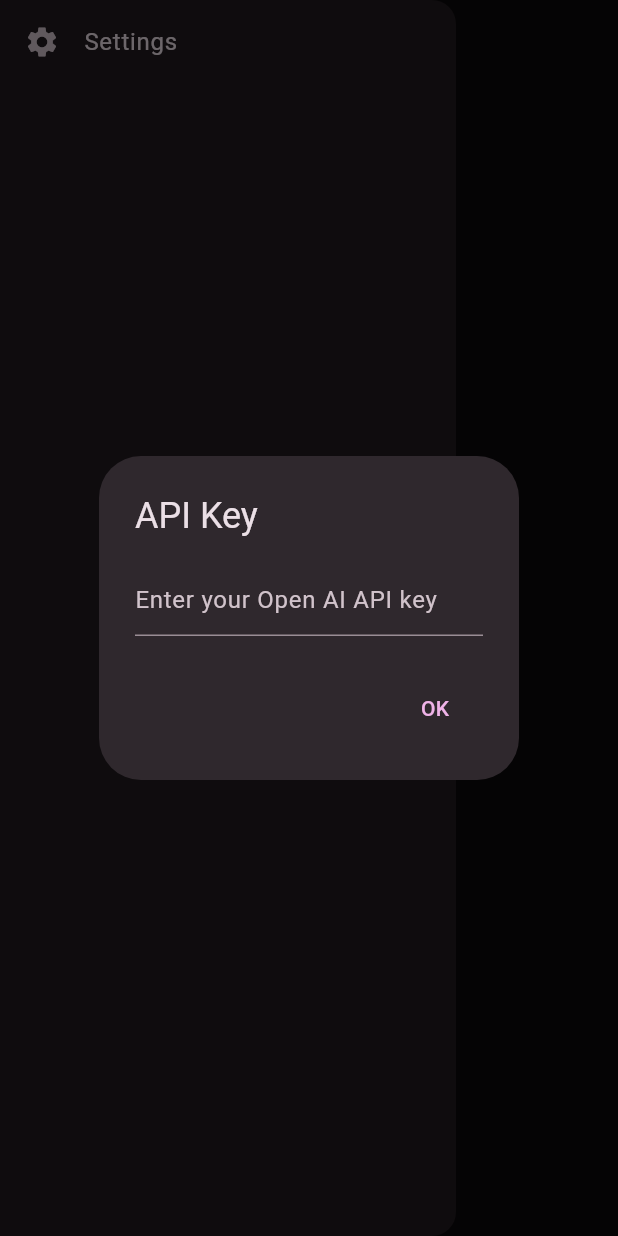
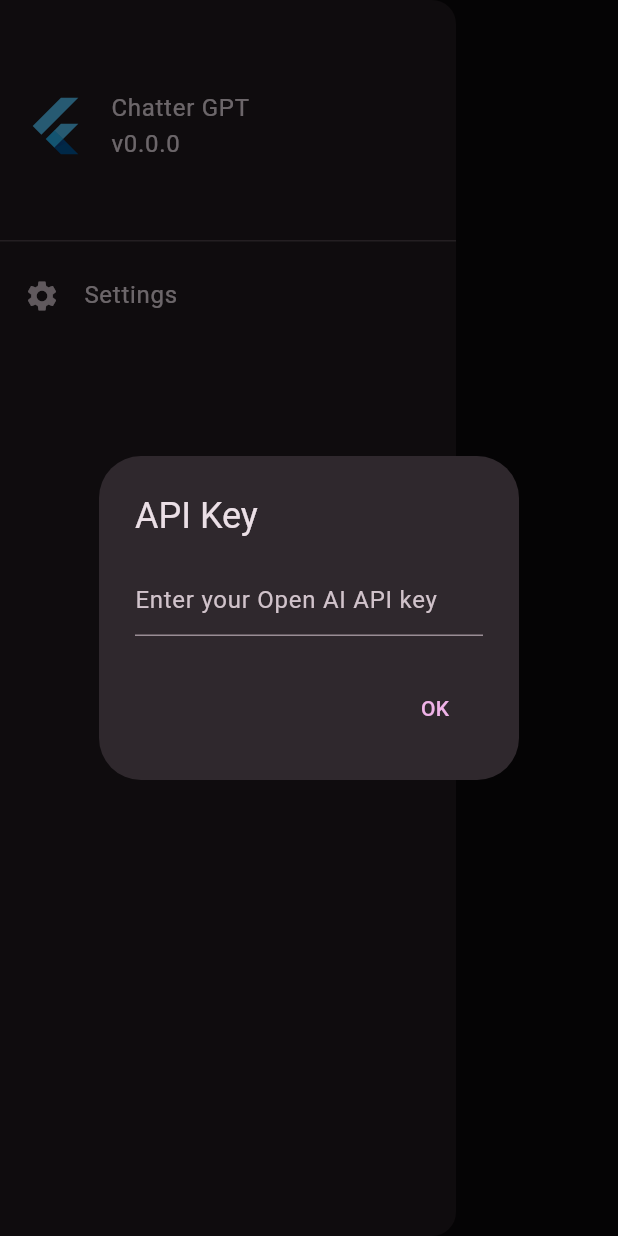
Before and after one commit to riku1227/chatter-gpt, a Flutter app: the screen it shows after launch, with the side drawer open, on a phone screen of 412 x 824 dp. Run offline on Flutter 3.47's test engine with Material 2 defaults, Android fonts, the phone set to English and light mode, and no system bars; our stand-ins replace flutter_riverpod, freezed_annotation, shared_preferences; missing offline and left inert: cryptography, dart_openai, markdown_widget.

Commit message:
feat(ui): add header to navigation drawer in portrait mode

```diff
--- a/lib/components/drawer_list.dart
+++ b/lib/components/drawer_list.dart
@@ -4,7 +4,11 @@
 import 'package:flutter_riverpod/flutter_riverpod.dart';
 
 class DrawerList extends ConsumerWidget {
-  const DrawerList({Key? key}) : super(key: key);
+  const DrawerList({Key? key, this.isHeader = false}) : super(key: key);
+
+  /// Drawer Headerを表示するかどうか
+  /// 横画面レイアウトの時にヘッダーは要らないが、縦画面レイアウトのときは欲しいので
+  final bool isHeader;
 
   @override
   Widget build(BuildContext context, WidgetRef ref) {
@@ -12,6 +16,30 @@
 
     return ListView(
       children: [
+        isHeader
+            ? DrawerHeader(
+                child: Row(
+                  crossAxisAlignment: CrossAxisAlignment.center,
+                  children: [
+                    const SizedBox(
+                      width: 42,
+                      height: 42,
+                      child: FlutterLogo(),
+                    ),
+                    const SizedBox(width: 16),
+                    Column(
+                      mainAxisAlignment: MainAxisAlignment.center,
+                      crossAxisAlignment: CrossAxisAlignment.start,
+                      children: const [
+                        Text("Chatter GPT"),
+                        Text("v0.0.0"),
+                      ],
+                    ),
+                  ],
+                ),
+              )
+            : const Divider(),
+
         /// 設定ページ
         ListTile(
           leading: const Icon(Icons.settings),
--- a/lib/page/main_page.dart
+++ b/lib/page/main_page.dart
@@ -75,7 +75,9 @@
           ),
           drawer: constraints.maxWidth < 600
               ? const Drawer(
-                  child: DrawerList(),
+                  child: DrawerList(
+                    isHeader: true,
+                  ),
                 )
               : null,
         );
```
